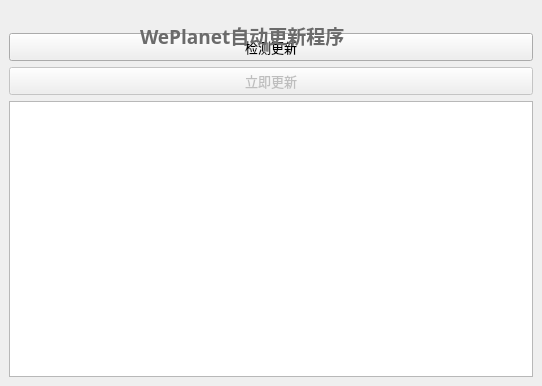
First picture: the form in mainwindow.ui, repository csthenry/autoupdate-for-qt, before the edit.
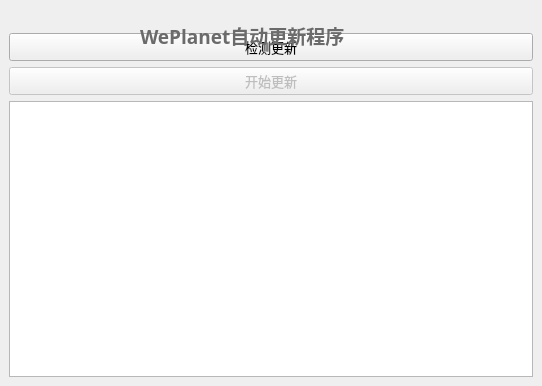
Second picture: the form after the edit. Icons and pictures are not drawn.

Commit message: 优化细节。

Diff of the .ui file:
```diff
--- a/mainwindow.ui
+++ b/mainwindow.ui
@@ -53,7 +53,7 @@
        <bool>false</bool>
       </property>
       <property name="text">
-       <string>立即更新</string>
+       <string>开始更新</string>
       </property>
      </widget>
     </item>
```
The commit also changes 2 other files.
